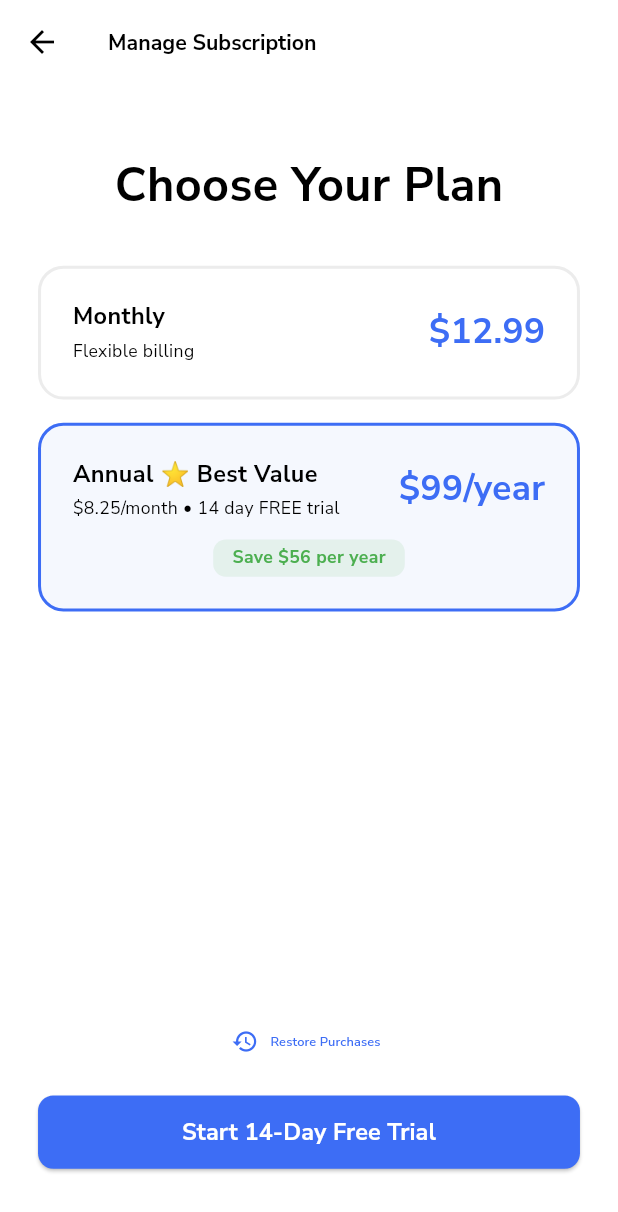
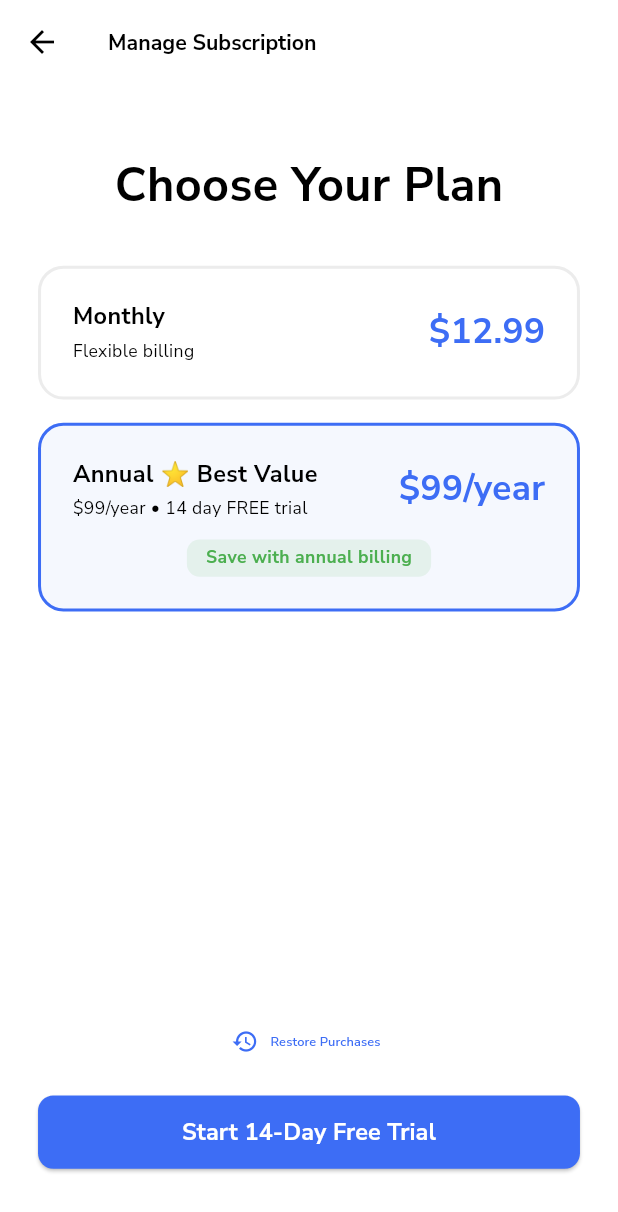
Before and after one commit to coderoofsit/coach_student_new2026, a Flutter app: the ManagePlansScreen screen opened by its route, on a phone screen of 412 x 824 dp. Shown: the top 1212 px of the screen. Run offline on Flutter 3.47's test engine with Material 3 defaults, Android fonts, the phone set to English and light mode, and no system bars; our stand-ins replace app_links, auto_size_text, cached_network_image, cloud_firestore, dio, firebase_core and 27 more; missing offline and left inert: in_app_purchase_android, in_app_purchase_storekit, onepref, qr_code_scanner_new; accounts and stored records are empty; network calls fail; project files that could hold a hidden picture were left out.

Commit message:
plan fixes

```diff
--- a/lib/view/coach/settings_page/manage_plans/manage_plans_screen.dart
+++ b/lib/view/coach/settings_page/manage_plans/manage_plans_screen.dart
@@ -133,21 +133,27 @@ class _ManagePlansScreenState extends ConsumerState<ManagePlansScreen> {
                   _buildSubscriptionTile(
                     ref: ref,
                     title: "Monthly",
-                    price: "\$12.99",
+                    price: iapState.products.any((p) => p.id == 'Monthly_Sub')
+                        ? iapState.products.firstWhere((p) => p.id == 'Monthly_Sub').price
+                        : "\$12.99",
                     subtitle: "Flexible billing",
                     isSelected: selectedPlan == 'Monthly',
-                    isActive: activePlanId == 'Monthly_Sub',
+                    isActive: isSubscribed && activePlanId == 'Monthly_Sub',
                     onTap: () => ref.read(_selectedPlanProvider.notifier).state = 'Monthly',
                   ),
                   SizedBox(height: 16.v),
                   _buildSubscriptionTile(
                     ref: ref,
                     title: "Annual ⭐ Best Value",
-                    price: "\$99/year",
-                    subtitle: "\$8.25/month • 14 day FREE trial",
-                    extra: "Save \$56 per year",
+                    price: iapState.products.any((p) => p.id == 'yearly_sub')
+                        ? iapState.products.firstWhere((p) => p.id == 'yearly_sub').price
+                        : "\$99/year",
+                    subtitle: iapState.products.any((p) => p.id == 'yearly_sub')
+                        ? "${iapState.products.firstWhere((p) => p.id == 'yearly_sub').price}/year • 14 day FREE trial"
+                        : "\$99/year • 14 day FREE trial",
+                    extra: "Save with annual billing",
                     isSelected: selectedPlan == 'Annual',
-                    isActive: activePlanId == 'yearly_sub',
+                    isActive: isSubscribed && activePlanId == 'yearly_sub',
                     isBestValue: true,
                     onTap: () => ref.read(_selectedPlanProvider.notifier).state = 'Annual',
                   ),
```
